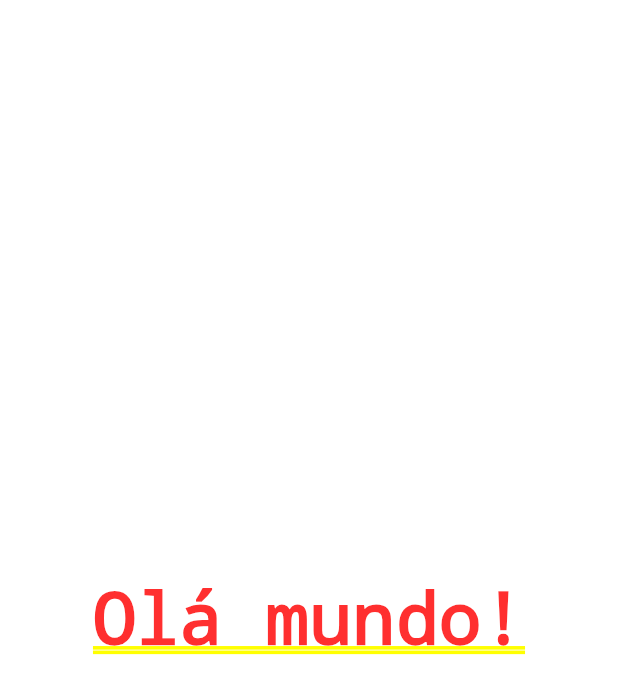
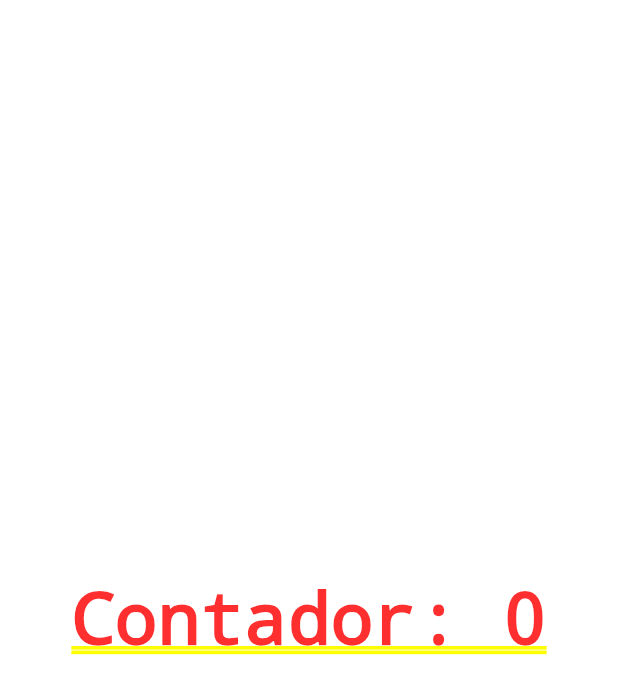
Before and after one commit to guilhermesquita/flutter-columns-rows, a Flutter app: the screen it shows after launch, on a phone screen of 412 x 824 dp. Shown: the top 694 px of the screen. Run offline on Flutter 3.47's test engine with Material 3 defaults, Android fonts, the phone set to English and light mode, and no system bars; our stand-ins replace firebase_core; accounts and stored records are empty.

Commit message:
statefull widgets

```diff
--- a/lib/main.dart
+++ b/lib/main.dart
@@ -22,7 +22,7 @@ class MyApp extends StatelessWidget {
         colorScheme: ColorScheme.fromSeed(seedColor: Colors.deepPurple),
         useMaterial3: true,
       ),
-      home: const MaterialAppClass(title: 'Olá mundo!'),
+      home: HomePage(),
     );
   }
 }
--- a/lib/screens/material_app.dart
+++ b/lib/screens/material_app.dart
@@ -16,3 +16,35 @@ class MaterialAppClass extends StatelessWidget {
     );
   }
 }
+
+class HomePage extends StatefulWidget {
+  @override
+  State<HomePage> createState() {
+    return HomePageState(title: 'Contador');
+  }
+}
+
+class HomePageState extends State<HomePage> {
+  final String title;
+  int counter = 0;
+
+  HomePageState({required this.title});
+
+  @override
+  Widget build(BuildContext context) {
+    return MaterialApp(
+      theme: ThemeData(primarySwatch: Colors.red),
+      home: Center(
+          child: GestureDetector(
+        child: Text('$title: $counter'),
+        onTap: () {
+          setState(() {
+            counter++;
+          });
+          print(counter);
+        },
+      )),
+    );
+    ;
+  }
+}
```
